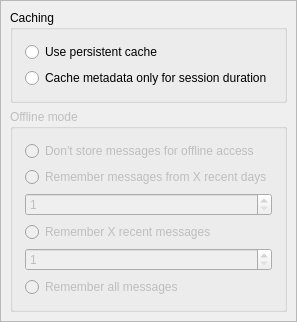
This is src/Gui/SettingsCachePage.ui in jktjkt/trojita as Qt 5 draws it before an edit. The edited form follows.
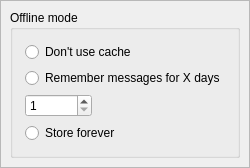
This is the edited form.

Commit message: Settings: simplify the caching setup

Patch:
```diff
--- a/src/Gui/SettingsCachePage.ui
+++ b/src/Gui/SettingsCachePage.ui
@@ -10,69 +10,8 @@
   </property>
   <widget class="QWidget" name="scrollAreaWidgetContents">
    <layout class="QVBoxLayout" name="verticalLayout">
-    <item>
-     <widget class="QGroupBox" name="cachingGroup">
-      <property name="sizePolicy">
-       <sizepolicy hsizetype="MinimumExpanding" vsizetype="Maximum">
-        <horstretch>0</horstretch>
-        <verstretch>0</verstretch>
-       </sizepolicy>
-      </property>
-      <property name="title">
-       <string>Caching</string>
-      </property>
-      <layout class="QVBoxLayout" name="cachingGroupLayout">
-       <property name="margin">
-        <number>12</number>
-       </property>
-       <item>
-        <widget class="QRadioButton" name="metadataPersistentCache">
-         <property name="sizePolicy">
-          <sizepolicy hsizetype="MinimumExpanding" vsizetype="Maximum">
-           <horstretch>0</horstretch>
-           <verstretch>0</verstretch>
-          </sizepolicy>
-         </property>
-         <property name="toolTip">
-          <string>Speed up opening mailboxes by keeping a local cache of their state</string>
-         </property>
-         <property name="whatsThis">
-          <string>Speed up access to mailboxes by remembering their state between sessions.
-
-If you enable this option, Trojitá will use local storage of this device to accelerate opening mailboxes when you select them next time.</string>
-         </property>
-         <property name="text">
-          <string>Use persistent cache</string>
-         </property>
-        </widget>
-       </item>
-       <item>
-        <widget class="QRadioButton" name="metadataMemoryCache">
-         <property name="sizePolicy">
-          <sizepolicy hsizetype="MinimumExpanding" vsizetype="Maximum">
-           <horstretch>0</horstretch>
-           <verstretch>0</verstretch>
-          </sizepolicy>
-         </property>
-         <property name="toolTip">
-          <string>Don't use on-device caching</string>
-         </property>
-         <property name="whatsThis">
-          <string>If you select this option, Trojitá will not store any data related to the state of remote mailboxes on this device. This means that all messages will have to be downloaded again when you launch Trojitá next time.</string>
-         </property>
-         <property name="text">
-          <string>Cache metadata only for session duration</string>
-         </property>
-        </widget>
-       </item>
-      </layout>
-     </widget>
-    </item>
     <item>
      <widget class="QGroupBox" name="offlineModeGroup">
-      <property name="enabled">
-       <bool>false</bool>
-      </property>
       <property name="sizePolicy">
        <sizepolicy hsizetype="MinimumExpanding" vsizetype="Maximum">
         <horstretch>0</horstretch>
@@ -82,11 +21,14 @@
       <property name="title">
        <string>Offline mode</string>
       </property>
-      <layout class="QVBoxLayout" name="offlineModeGroupLayout">
+      <layout class="QFormLayout" name="formLayout">
+       <property name="fieldGrowthPolicy">
+        <enum>QFormLayout::ExpandingFieldsGrow</enum>
+       </property>
        <property name="margin">
         <number>12</number>
        </property>
-       <item>
+       <item row="0" column="0">
         <widget class="QRadioButton" name="offlineNope">
          <property name="sizePolicy">
           <sizepolicy hsizetype="MinimumExpanding" vsizetype="Maximum">
@@ -95,11 +37,11 @@
           </sizepolicy>
          </property>
          <property name="text">
-          <string>Don't store messages for offline access</string>
+          <string>Don't use cache</string>
          </property>
         </widget>
        </item>
-       <item>
+       <item row="1" column="0">
         <widget class="QRadioButton" name="offlineXDays">
          <property name="sizePolicy">
           <sizepolicy hsizetype="MinimumExpanding" vsizetype="Maximum">
@@ -108,11 +50,11 @@
           </sizepolicy>
          </property>
          <property name="text">
-          <string>Remember messages from X recent days</string>
+          <string>Remember messages for X days</string>
          </property>
         </widget>
        </item>
-       <item>
+       <item row="2" column="0">
         <widget class="QSpinBox" name="offlineNumberOfDays">
          <property name="sizePolicy">
           <sizepolicy hsizetype="MinimumExpanding" vsizetype="Maximum">
@@ -128,36 +70,7 @@
          </property>
         </widget>
        </item>
-       <item>
-        <widget class="QRadioButton" name="offlineXMessages">
-         <property name="sizePolicy">
-          <sizepolicy hsizetype="MinimumExpanding" vsizetype="Maximum">
-           <horstretch>0</horstretch>
-           <verstretch>0</verstretch>
-          </sizepolicy>
-         </property>
-         <property name="text">
-          <string>Remember X recent messages</string>
-         </property>
-        </widget>
-       </item>
-       <item>
-        <widget class="QSpinBox" name="offlineNumberOfMessages">
-         <property name="sizePolicy">
-          <sizepolicy hsizetype="MinimumExpanding" vsizetype="Maximum">
-           <horstretch>0</horstretch>
-           <verstretch>0</verstretch>
-          </sizepolicy>
-         </property>
-         <property name="minimum">
-          <number>1</number>
-         </property>
-         <property name="maximum">
-          <number>2147483647</number>
-         </property>
-        </widget>
-       </item>
-       <item>
+       <item row="3" column="0">
         <widget class="QRadioButton" name="offlineEverything">
          <property name="sizePolicy">
           <sizepolicy hsizetype="MinimumExpanding" vsizetype="Maximum">
@@ -166,7 +79,7 @@
           </sizepolicy>
          </property>
          <property name="text">
-          <string>Remember all messages</string>
+          <string>Store forever</string>
          </property>
         </widget>
        </item>
```
The commit also changes 5 other files.
